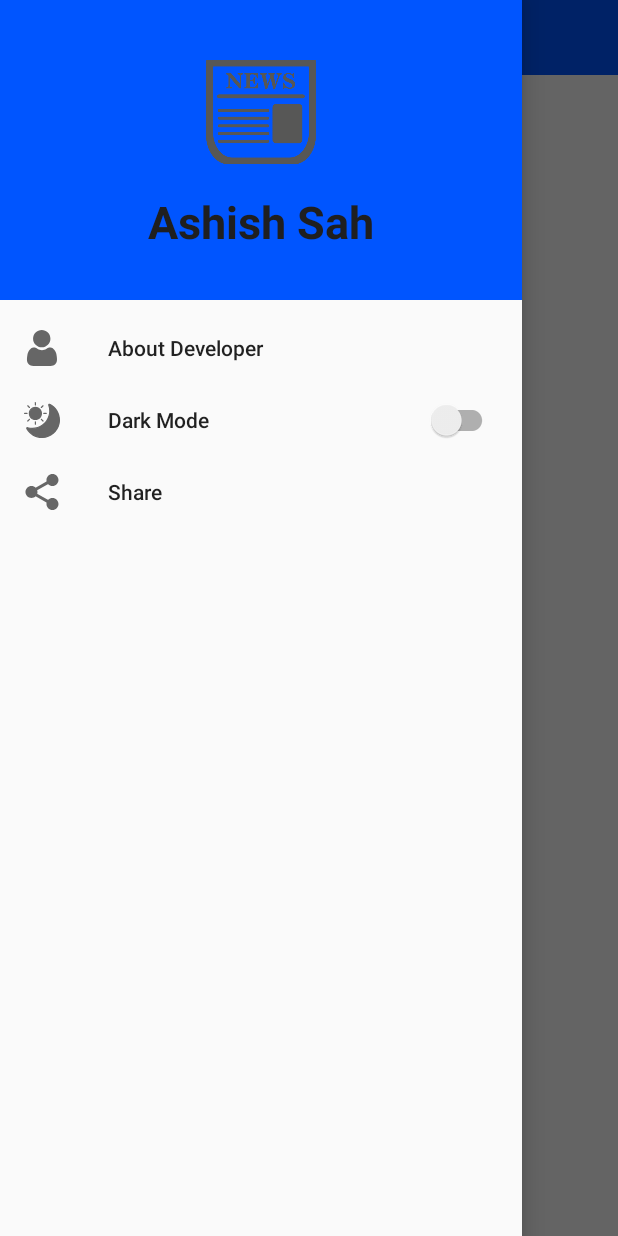
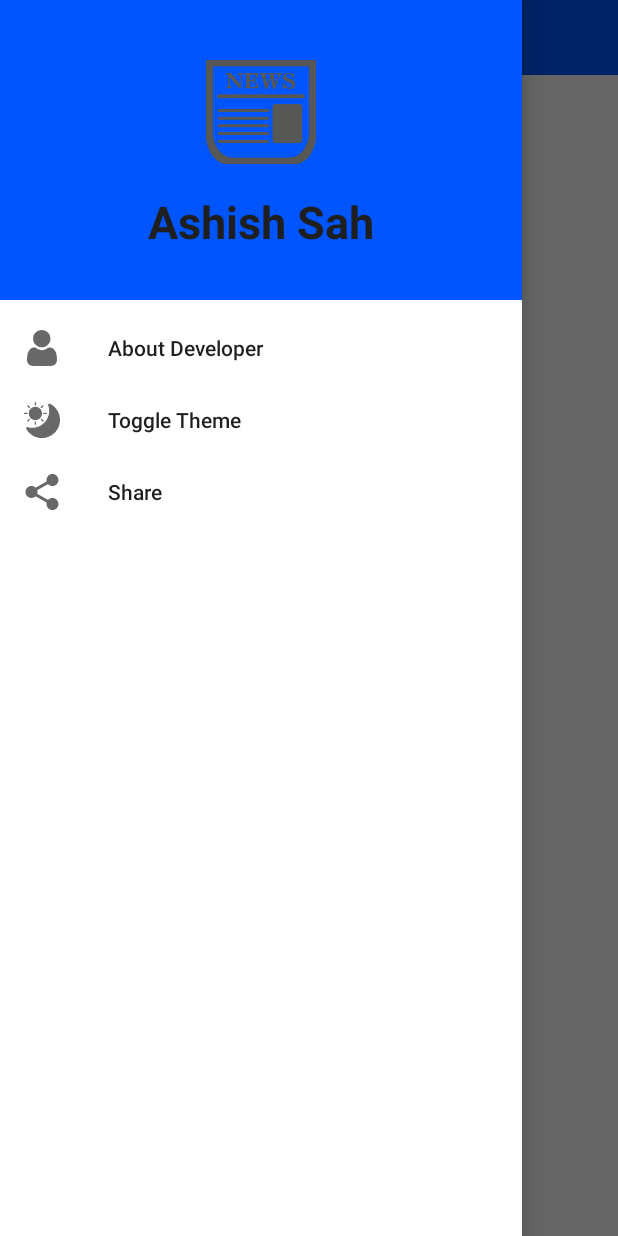
Before and after one commit to Ashish-sah/News_Application, an Android app: the Dashboard screen opened directly, with no data from a screen before it, with the side drawer open, on a phone screen of 412 x 824 dp. Run offline under Robolectric (Android 15) with nearby library versions, the phone set to English and light mode, and no system bars; our stand-ins replace CircleImageView; libraries missing offline, so code that uses them is left out: com.bestsoft32.tt_fancy_gif_dialog_lib; network calls fail; pictures from the network do not load; Roboto replaces fonts that are not available here.

Commit message:
Day/Night version and shared prefernce added

```diff
--- /dev/null
+++ b/app/src/main/java/com/example/newsapp/DayNightPreference.java
@@ -0,0 +1,29 @@
+package com.example.newsapp;
+
+import android.content.Context;
+import android.content.SharedPreferences;
+
+public class DayNightPreference {
+    SharedPreferences sharedPreferences;
+    SharedPreferences.Editor editor;
+    Context context;
+
+    public DayNightPreference(Context context) {
+        this.context = context;
+        sharedPreferences = (SharedPreferences) context.getSharedPreferences("filename", Context.MODE_PRIVATE);
+        editor = sharedPreferences.edit();
+
+    }
+
+    //this method will save night mode state true or false
+    public void setNightModeState(Boolean state) {
+        editor.putBoolean("NightMode", state);
+        editor.commit();
+    }
+
+    //this method will load night mode state
+    public boolean loadNightModeState() {
+        return sharedPreferences.getBoolean("NightMode", false);
+
+    }
+}
--- a/app/src/main/res/layout/activity_about__developer_activity.xml
+++ b/app/src/main/res/layout/activity_about__developer_activity.xml
@@ -65,6 +65,7 @@
             android:layout_marginTop="25dp"
             android:fontFamily="@font/pacifico"
             android:text="About  Developer"
+            android:textColor="?attr/textColor"
             android:textAlignment="center"
             android:textSize="30dp" />
 
@@ -74,9 +75,9 @@
             android:layout_marginTop="25dp"
             android:fontFamily="@font/gochi_hand"
             android:padding="15dp"
+            android:textColor="?attr/textColor"
             android:text="@string/About_Developer"
             android:textAlignment="center"
-            android:textColor="@color/text_color"
             android:textSize="20dp" />
 
         <com.google.android.material.textview.MaterialTextView
@@ -85,6 +86,7 @@
             android:layout_marginTop="25dp"
             android:fontFamily="@font/pacifico"
             android:text="About   App"
+            android:textColor="?attr/textColor"
             android:textAlignment="center"
             android:textSize="30dp" />
 
@@ -94,9 +96,9 @@
             android:layout_marginTop="25dp"
             android:fontFamily="@font/gochi_hand"
             android:padding="15dp"
+            android:textColor="?attr/textColor"
             android:text="@string/About_App"
             android:textAlignment="center"
-            android:textColor="@color/text_color"
             android:textSize="20dp" />
 
     </LinearLayout>
--- a/app/src/main/res/layout/activity_dashboard.xml
+++ b/app/src/main/res/layout/activity_dashboard.xml
@@ -7,6 +7,7 @@
     android:layout_height="match_parent"
     android:fitsSystemWindows="true"
     android:orientation="vertical"
+    android:background="?attr/backgroundColor"
     tools:context=".Dashboard"
     tools:openDrawer="start">
 
@@ -20,7 +21,7 @@
             android:layout_width="match_parent"
             android:layout_height="50dp"
             android:background="@color/toolbar_color"
-            app:titleTextColor="@color/text_color" />
+            app:titleTextColor="?attr/textColor" />
 
         <androidx.recyclerview.widget.RecyclerView
             android:id="@+id/Recycler_View"
@@ -42,6 +43,8 @@
         android:layout_height="match_parent"
         android:layout_gravity="start"
         app:headerLayout="@layout/header"
+        android:background="?attr/backgroundColor"
+        app:itemTextColor="?attr/textColor"
         app:menu="@menu/menu" />
 
 </androidx.drawerlayout.widget.DrawerLayout>
--- a/app/src/main/res/layout/header.xml
+++ b/app/src/main/res/layout/header.xml
@@ -20,7 +20,7 @@
         android:layout_marginTop="5dp"
         android:padding="2dp"
         android:text="Ashish Sah"
-        android:textColor="@color/text_color"
+        android:textColor="?attr/textColor"
         android:textSize="30sp"
         android:textStyle="bold" />
 
--- a/app/src/main/res/layout/switch_design.xml
+++ /dev/null
@@ -1,13 +0,0 @@
-<?xml version="1.0" encoding="utf-8"?>
-
-<LinearLayout xmlns:android="http://schemas.android.com/apk/res/android"
-    android:layout_width="match_parent"
-    android:layout_height="match_parent"
-    android:orientation="vertical">
-
-    <androidx.appcompat.widget.SwitchCompat
-        android:id="@+id/Switch"
-        android:layout_width="wrap_content"
-        android:layout_height="match_parent"
-        android:checked="false" />
-</LinearLayout>
--- a/app/src/main/res/menu/menu.xml
+++ b/app/src/main/res/menu/menu.xml
@@ -1,6 +1,5 @@
 <?xml version="1.0" encoding="utf-8"?>
-<menu xmlns:android="http://schemas.android.com/apk/res/android"
-    xmlns:app="http://schemas.android.com/apk/res-auto">
+<menu xmlns:android="http://schemas.android.com/apk/res/android">
     <group android:checkableBehavior="single">
         <item
             android:id="@+id/aboutDev"
@@ -8,13 +7,12 @@
             android:title="About Developer" />
         <item
             android:id="@+id/dark_mode"
-            android:checkable="false"
             android:icon="@drawable/day_and_night"
-            android:title="Dark Mode"
-            app:actionLayout="@layout/switch_design" />
+            android:title="Toggle Theme" />
         <item
             android:id="@+id/share"
             android:icon="@drawable/share"
             android:title="Share" />
     </group>
+
 </menu>
--- a/app/src/main/res/values/colors.xml
+++ b/app/src/main/res/values/colors.xml
@@ -7,10 +7,5 @@
     <color name="front_Screen_background_color">#00B0FF</color>
     <!--Toolbar color-->
     <color name="toolbar_color">#0055FF</color>
-    <!--Text color-->
-    <color name="text_color">#1F1F20</color>
-    <!--background color-->
-    <color name="background_color">#FFFFFF</color>
-    <!--developer Screen color-->
     <color name="devloper_ScreenColor">#74B9FF</color>
 </resources>
--- a/app/src/main/res/values/styles.xml
+++ b/app/src/main/res/values/styles.xml
@@ -1,12 +1,26 @@
 <resources>
-    <!-- Base application theme. -->
-    <style name="AppTheme" parent="Theme.AppCompat.DayNight.NoActionBar">
+    <!-- Day /Light application theme. -->
+    <style name="AppTheme" parent="Theme.AppCompat.Light.NoActionBar">
         <!-- Customize your theme here. -->
         <item name="colorPrimary">@color/colorPrimary</item>
         <item name="colorPrimaryDark">@color/colorPrimaryDark</item>
         <item name="colorAccent">@color/colorAccent</item>
+        <item name="textColor">#1F1F20</item>
+        <item name="cardBackgroundColor">#ffffff</item>
+        <item name="backgroundColor">#ffffff</item>
+        <item name="android:windowAnimationStyle">@style/WindowAnimationTransation</item>
     </style>
-
+    <!-- Night /Dark application theme. -->
+    <style name="darkTheme" parent="Theme.AppCompat.Light.NoActionBar">
+        <!-- Customize your theme here. -->
+        <item name="colorPrimary">@color/colorPrimary</item>
+        <item name="colorPrimaryDark">@color/colorPrimaryDark</item>
+        <item name="colorAccent">@color/colorAccent</item>
+        <item name="textColor">#FFFFFF</item>
+        <item name="backgroundColor">#1F1F20</item>
+        <item name="cardBackgroundColor">#1F1F20</item>
+        <item name="android:windowAnimationStyle">@style/WindowAnimationTransation</item>
+    </style>
 
     <!--this does the styling of the buttons-->
     <style name="PrimaryFlatButton" parent="Theme.AppCompat.Light">
@@ -16,5 +30,11 @@
         <item name="colorAccent">#FF411F</item>
     </style>
 
+    <!--Now we create window animation-->
+    <style name="WindowAnimationTransation">
+        <item name="android:windowEnterAnimation">@android:anim/fade_in</item>
+        <item name="android:windowExitAnimation">@android:anim/fade_out</item>
+    </style>
+
 
 </resources>
```
Also changed, not shown: app/src/main/java/com/example/newsapp/Dashboard.java (+23 -27 lines), app/src/main/res/layout/item_list.xml (+5 -7 lines).
